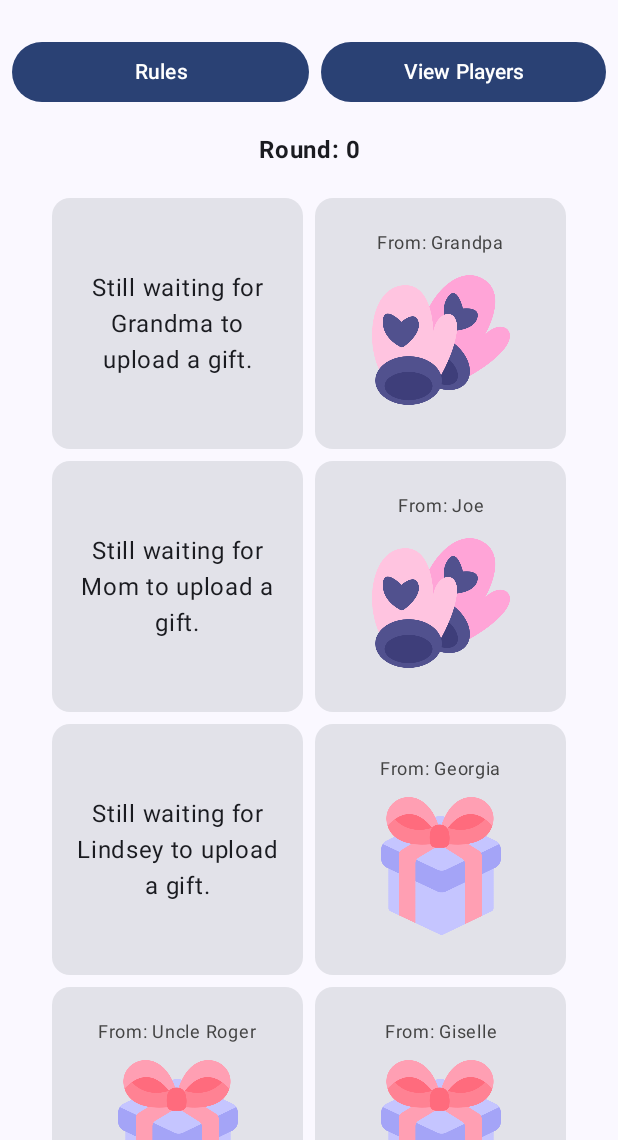
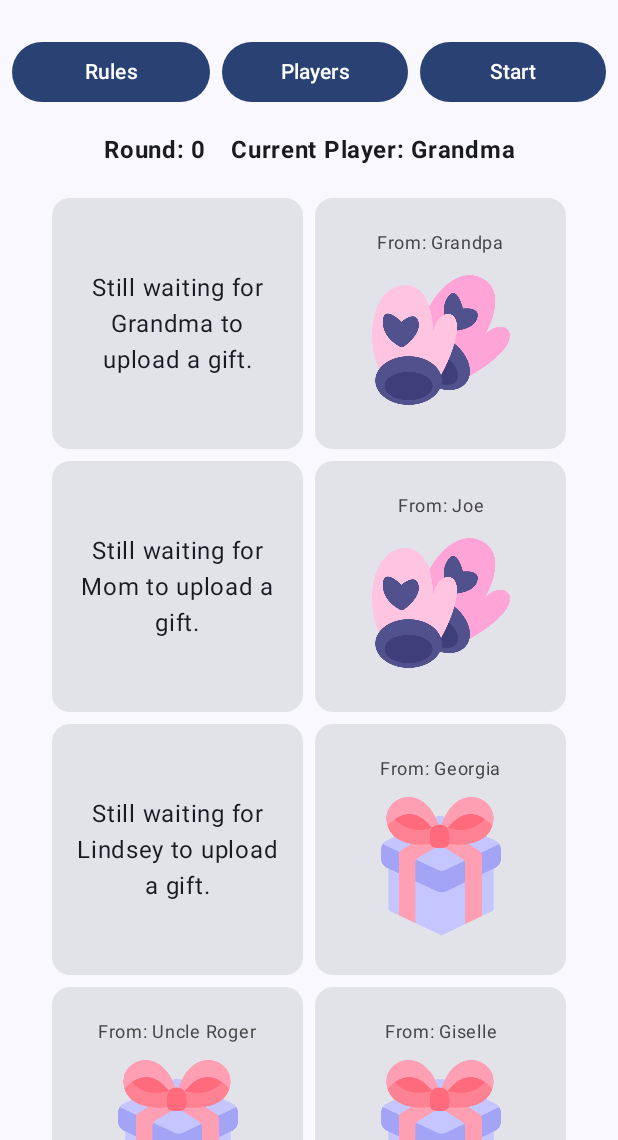
Before and after one commit to gbmyt/white-elephant, an Android app built with Jetpack Compose: the screen it shows after launch (MainActivity), on a phone screen of 412 x 824 dp, the part 96-1236 px from its top. Run offline under Robolectric (Android 15) with nearby library versions, the phone set to English and light mode, and no system bars.

Commit message:
Shuffle Players function works, UI updates to re-render the new player turn order on the "Players" screen.
TODOs: New player order isn't preserved during navigation between screens. Once you exit Players and return to the Image Grid, the old player order is restored, and the original order is reflected in the 'Current Player' text.

```diff
--- a/app/src/main/java/com/example/whiteelephantgiftexchange/ui/GameUiState.kt
+++ b/app/src/main/java/com/example/whiteelephantgiftexchange/ui/GameUiState.kt
@@ -1,8 +1,14 @@
 package com.example.whiteelephantgiftexchange.ui
 
+import com.example.whiteelephantgiftexchange.data.PlayerData
 import com.example.whiteelephantgiftexchange.model.Player
 
-class GameUiState(
+/**
+ * Data class that represents the game UI state
+ */
+
+data class GameUiState(
     val round: Int = 0,
-    val allPlayersReady: Boolean = false, // true when every player has uploaded a gift
+    var players: List<Player> = PlayerData().players,
+    val currentPlayer: Player = players[0],
 )
--- a/app/src/main/java/com/example/whiteelephantgiftexchange/ui/GameViewModel.kt
+++ b/app/src/main/java/com/example/whiteelephantgiftexchange/ui/GameViewModel.kt
@@ -1,29 +1,33 @@
 package com.example.whiteelephantgiftexchange.ui
 
+import android.util.Log
 import androidx.lifecycle.ViewModel
 import com.example.whiteelephantgiftexchange.data.PlayerData
 import com.example.whiteelephantgiftexchange.model.Player
 import kotlinx.coroutines.flow.MutableStateFlow
 import kotlinx.coroutines.flow.StateFlow
 import kotlinx.coroutines.flow.asStateFlow
+import kotlinx.coroutines.flow.update
 
 class GameViewModel: ViewModel() {
     // GAME STATE
+    val allPlayersReady: Boolean = false // true when every player has uploaded a gift
 
     // Backing property to avoid state updates from other classes
     private val _uiState = MutableStateFlow(GameUiState()) // Private State
     val uiState: StateFlow<GameUiState> = _uiState.asStateFlow() // State the UI can safely consume
 
-    var players: List<Player> = PlayerData().players
-
     // GAME UTILITIES
-    fun resetGame() {
+    private fun resetGame() {
         // shuffle and wrap all gifts
-        _uiState.value = GameUiState(round = 0)
-
+        val players = PlayerData().players.shuffled()
+        _uiState.value = GameUiState()
     }
-    private fun shufflePlayers(): List<Player> {
-        return players.shuffled()
+    fun shufflePlayers() {
+        val shuffledPlayers = _uiState.value.players.shuffled()
+        _uiState.update { currentState ->
+            currentState.copy(players = shuffledPlayers, currentPlayer = shuffledPlayers[0])
+        }
     }
 
     // Game Util TODOs
@@ -36,4 +40,8 @@ class GameViewModel: ViewModel() {
         // fun onSteal() {}
         // fun onUnwrap() {}
         // fun onChooseGift() {}
+
+    init {
+        resetGame()
+    }
 }
--- a/app/src/main/java/com/example/whiteelephantgiftexchange/ui/screens/GameScreen.kt
+++ b/app/src/main/java/com/example/whiteelephantgiftexchange/ui/screens/GameScreen.kt
@@ -48,6 +48,7 @@ fun GameScreen(
     modifier: Modifier = Modifier,
     gameViewModel: GameViewModel = viewModel(),
 ) {
+
     Column(
         verticalArrangement = Arrangement.Center,
         horizontalAlignment = Alignment.CenterHorizontally,
@@ -58,8 +59,8 @@ fun GameScreen(
     ) {
         val gameUiState by gameViewModel.uiState.collectAsState()
 
-        Header(gameUiState, onRulesButtonClicked, onPlayerButtonClicked)
-        ImageGrid(players = gameViewModel.players)
+        Header(gameUiState, gameViewModel, onRulesButtonClicked, onPlayerButtonClicked)
+        ImageGrid(players = gameUiState.players)
     }
 }
 @OptIn(ExperimentalLayoutApi::class)
@@ -173,10 +174,13 @@ fun PlayerGiftCard(player: Player, modifier: Modifier = Modifier) {
 @Composable
 fun Header(
     gameUiState: GameUiState,
+    gameViewModel: GameViewModel,
     onRulesButtonClicked: () -> Unit,
     onPlayerButtonClicked: () -> Unit,
     modifier: Modifier = Modifier
 ) {
+    val startDialog = remember { mutableStateOf(false) }
+
     Row(modifier = modifier.padding(vertical = 16.dp)) {
         Button(
             onClick = onRulesButtonClicked,
@@ -195,17 +199,60 @@ fun Header(
                 .padding(start = 8.dp)
         ) {
             Text(
-                text = stringResource(id = R.string.view_players),
+                text = stringResource(id = R.string.players),
                 textAlign = TextAlign.Center
             )
         }
+
+        Button(
+            onClick = { startDialog.value = !startDialog.value },
+            modifier = modifier
+                .weight(1f)
+                .padding(start = 8.dp)
+        ) {
+            Text(
+                text = "Start",
+                textAlign = TextAlign.Center
+            )
+
+            if (gameViewModel.allPlayersReady && startDialog.value) {
+                AlertDialog(
+                    onDismissRequest = { startDialog.value = false },
+                    confirmButton = {
+                        TextButton(onClick = { startDialog.value = false }) {
+                            Text(text = "Yay!")
+                        }
+                    },
+                    text = { Text(text = "Starting Game...") }
+                )
+            } else if (!gameViewModel.allPlayersReady && startDialog.value) {
+                AlertDialog(
+                    onDismissRequest = { startDialog.value = false },
+                    confirmButton = {
+                        TextButton(onClick = { startDialog.value = false }) {
+                            Text(text = "Okay")
+                        }
+                    },
+                    text = { Text(text = "All Players Must Bring a Gift to Play!") }
+                )
+            }
+        }
     }
-    Text(
-        text = "${ stringResource(id = R.string.round_info) } ${gameUiState.round}",
-        textAlign = TextAlign.Center,
-        fontWeight = FontWeight.Bold,
-        modifier = modifier.padding(bottom = 16.dp)
-    )
+    Row {
+        Text(
+            text = "${stringResource(id = R.string.round_info)} ${gameUiState.round}",
+            textAlign = TextAlign.Center,
+            fontWeight = FontWeight.Bold,
+            modifier = modifier.padding(bottom = 16.dp)
+        )
+
+        Text(
+            text = "Current Player: ${gameUiState.currentPlayer.name}",
+            textAlign = TextAlign.Center,
+            fontWeight = FontWeight.Bold,
+            modifier = modifier.padding(start = 16.dp)
+        )
+    }
 }
 
 @Preview(showBackground = true)
```
Also changed, not shown: app/src/main/java/com/example/whiteelephantgiftexchange/ui/screens/PlayersScreen.kt (+12 -5 lines).
